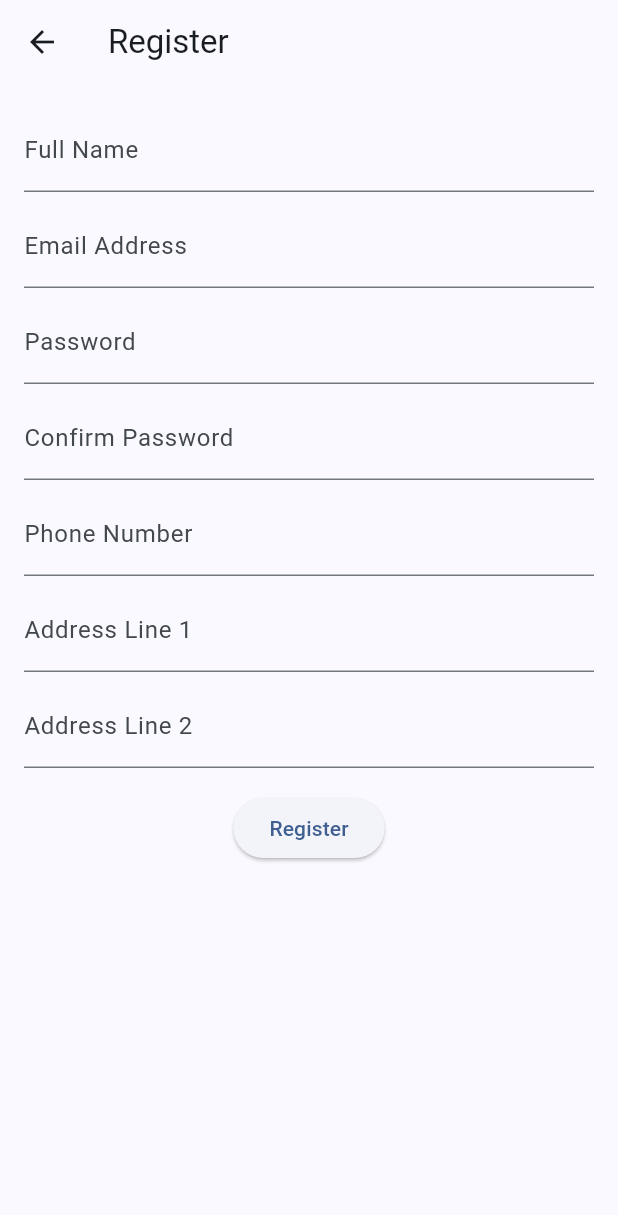
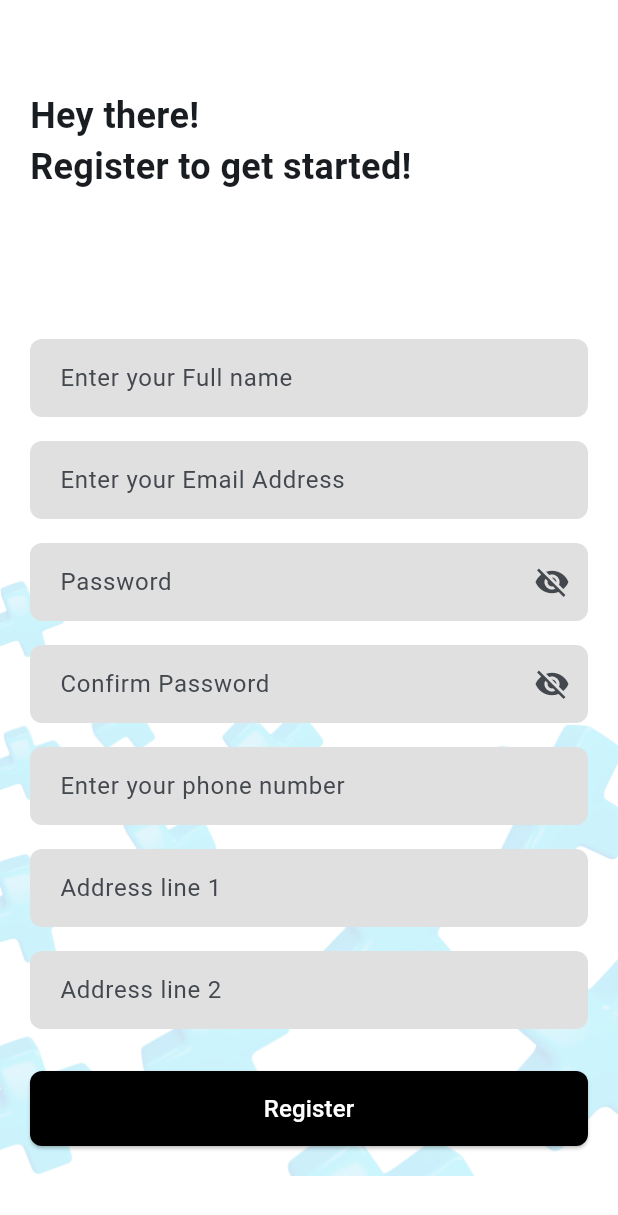
Before and after one commit to ShaikShahidAleem/VitalAid, a Flutter app: the RegisterPage screen opened directly, on a phone screen of 412 x 824 dp. Shown: the top 1215 px of the screen. Run offline on Flutter 3.47's test engine with Material 3 defaults, Android fonts, the phone set to English and light mode, and no system bars; our stand-ins replace cloud_firestore, file_picker, firebase_auth, firebase_core, firebase_storage, image_picker; accounts and stored records are empty.

Commit message:
Modified Register page with better UI

```diff
--- a/lib/register_page.dart
+++ b/lib/register_page.dart
@@ -18,8 +18,9 @@ class _RegisterPageState extends State<RegisterPage> {
   final _phoneNumberController = TextEditingController();
   final _addressLine1Controller = TextEditingController();
   final _addressLine2Controller = TextEditingController();
-
   bool _isLoading = false;
+  bool _isPasswordVisible = false;
+  bool _isConfirmPasswordVisible = false;
 
   Future<void> register() async {
     if (_passwordController.text != _confirmPasswordController.text) {
@@ -34,17 +35,14 @@ class _RegisterPageState extends State<RegisterPage> {
     });
 
     try {
-      // Create user with email and password
       UserCredential userCredential = await FirebaseAuth.instance
           .createUserWithEmailAndPassword(
         email: _emailController.text.trim(),
         password: _passwordController.text.trim(),
       );
 
-      // Send email verification
       await userCredential.user!.sendEmailVerification();
 
-      // Save additional user details to Firestore
       await FirebaseFirestore.instance
           .collection('users')
           .doc(userCredential.user!.uid)
@@ -58,10 +56,8 @@ class _RegisterPageState extends State<RegisterPage> {
         'emailVerified': false,
       });
 
-      // Force Firebase to refresh authentication state
       await FirebaseAuth.instance.currentUser?.reload();
 
-      // Navigate to Email Verification Screen
       if (mounted) {
         Navigator.pushReplacement(
           context,
@@ -81,10 +77,6 @@ class _RegisterPageState extends State<RegisterPage> {
       ScaffoldMessenger.of(context).showSnackBar(
         SnackBar(content: Text(errorMessage)),
       );
-    } catch (e) {
-      ScaffoldMessenger.of(context).showSnackBar(
-        SnackBar(content: Text("Registration failed: $e")),
-      );
     } finally {
       if (mounted) {
         setState(() {
@@ -95,74 +87,65 @@ class _RegisterPageState extends State<RegisterPage> {
   }
 
   @override
-  void dispose() {
-    // Dispose controllers to free up resources
-    _fullNameController.dispose();
-    _emailController.dispose();
-    _passwordController.dispose();
-    _confirmPasswordController.dispose();
-    _phoneNumberController.dispose();
-    _addressLine1Controller.dispose();
-    _addressLine2Controller.dispose();
-    super.dispose();
-  }
-
-  @override
   Widget build(BuildContext context) {
     return Scaffold(
-      appBar: AppBar(
-        title: const Text('Register'),
-      ),
+      backgroundColor: Colors.white,
       body: Stack(
         children: [
+          // Background Image with Transparency
+          Positioned.fill(
+            child: Opacity(
+              opacity: 0.2, // Adjust transparency level
+              child: Align(
+                alignment: Alignment.bottomCenter, // Position at the bottom-left
+                child: Image.asset(
+                  'assets/blue_crosses.png',
+                  width: MediaQuery.of(context).size.width,
+                  fit: BoxFit.contain,
+                ),
+              ),
+            ),
+          ),
           Padding(
-            padding: const EdgeInsets.all(16.0),
+            padding: const EdgeInsets.symmetric(horizontal: 20.0),
             child: SingleChildScrollView(
               child: Column(
+                crossAxisAlignment: CrossAxisAlignment.start,
                 children: [
-                  TextField(
-                    controller: _fullNameController,
-                    decoration: const InputDecoration(labelText: 'Full Name'),
+                  const SizedBox(height: 60),
+                  const Text(
+                    "Hey there!\nRegister to get started!",
+                    style: TextStyle(fontSize: 24, fontWeight: FontWeight.bold),
                   ),
-                  const SizedBox(height: 8),
-                  TextField(
-                    controller: _emailController,
-                    decoration: const InputDecoration(labelText: 'Email Address'),
-                    keyboardType: TextInputType.emailAddress,
+                  const SizedBox(height: 90),
+                  _buildTextField(_fullNameController, "Enter your Full name"),
+                  _buildTextField(_emailController, "Enter your Email Address"),
+                  _buildTextField(_passwordController, "Password", isPassword: true),
+                  _buildTextField(
+                      _confirmPasswordController, "Confirm Password", isPassword: true),
+                  _buildTextField(
+                      _phoneNumberController, "Enter your phone number", keyboardType: TextInputType.phone),
+                  _buildTextField(_addressLine1Controller, "Address line 1"),
+                  _buildTextField(_addressLine2Controller, "Address line 2"),
+                  const SizedBox(height: 20),
+                  SizedBox(
+                    width: double.infinity,
+                    height: 50,
+                    child: ElevatedButton(
+                      style: ElevatedButton.styleFrom(
+                        backgroundColor: Colors.black,
+                        shape: RoundedRectangleBorder(
+                          borderRadius: BorderRadius.circular(8),
+                        ),
+                      ),
+                      onPressed: register,
+                      child: const Text(
+                        "Register",
+                        style: TextStyle(color: Colors.white, fontSize: 16),
+                      ),
+                    ),
                   ),
-                  const SizedBox(height: 8),
-                  TextField(
-                    controller: _passwordController,
-                    obscureText: true,
-                    decoration: const InputDecoration(labelText: 'Password'),
-                  ),
-                  const SizedBox(height: 8),
-                  TextField(
-                    controller: _confirmPasswordController,
-                    obscureText: true,
-                    decoration: const InputDecoration(labelText: 'Confirm Password'),
-                  ),
-                  const SizedBox(height: 8),
-                  TextField(
-                    controller: _phoneNumberController,
-                    decoration: const InputDecoration(labelText: 'Phone Number'),
-                    keyboardType: TextInputType.phone,
-                  ),
-                  const SizedBox(height: 8),
-                  TextField(
-                    controller: _addressLine1Controller,
-                    decoration: const InputDecoration(labelText: 'Address Line 1'),
-                  ),
-                  const SizedBox(height: 8),
-                  TextField(
-                    controller: _addressLine2Controller,
-                    decoration: const InputDecoration(labelText: 'Address Line 2'),
-                  ),
-                  const SizedBox(height: 16),
-                  ElevatedButton(
-                    onPressed: register,
-                    child: const Text('Register'),
-                  ),
+                  const SizedBox(height: 20),
                 ],
               ),
             ),
@@ -176,4 +159,47 @@ class _RegisterPageState extends State<RegisterPage> {
       ),
     );
   }
+
+  Widget _buildTextField(
+    TextEditingController controller,
+    String hint,
+    {bool isPassword = false, TextInputType keyboardType = TextInputType.text}
+  ) {
+    return Padding(
+      padding: const EdgeInsets.symmetric(vertical: 8),
+      child: TextField(
+        controller: controller,
+        obscureText: isPassword ? (controller == _passwordController ? !_isPasswordVisible : !_isConfirmPasswordVisible) : false,
+        keyboardType: keyboardType,
+        decoration: InputDecoration(
+          hintText: hint,
+          filled: true,
+          fillColor: Colors.grey[300],
+          border: OutlineInputBorder(
+            borderRadius: BorderRadius.circular(8),
+            borderSide: BorderSide.none,
+          ),
+          contentPadding: const EdgeInsets.symmetric(horizontal: 16, vertical: 14),
+          suffixIcon: isPassword
+              ? IconButton(
+                  icon: Icon(
+                    controller == _passwordController
+                        ? (_isPasswordVisible ? Icons.visibility : Icons.visibility_off)
+                        : (_isConfirmPasswordVisible ? Icons.visibility : Icons.visibility_off),
+                  ),
+                  onPressed: () {
+                    setState(() {
+                      if (controller == _passwordController) {
+                        _isPasswordVisible = !_isPasswordVisible;
+                      } else {
+                        _isConfirmPasswordVisible = !_isConfirmPasswordVisible;
+                      }
+                    });
+                  },
+                )
+              : null,
+        ),
+      ),
+    );
+  }
 }
```
